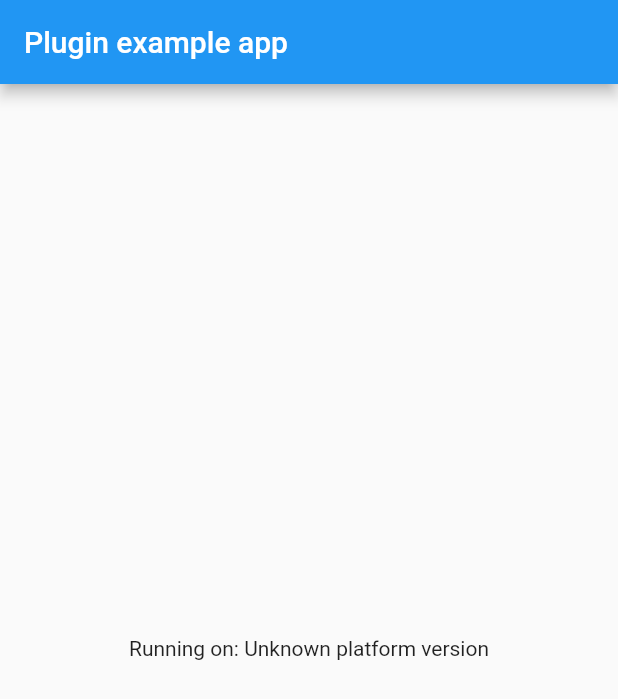
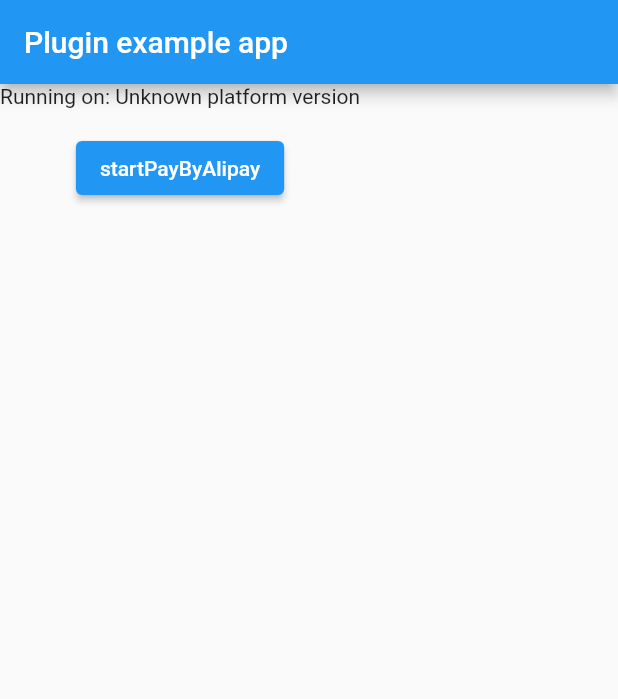
Before and after one commit to litang0908/next_alipay, a Flutter app: the screen it shows after launch, on a phone screen of 412 x 824 dp. Shown: the top 699 px of the screen. Run offline on Flutter 3.47's test engine with Material 2 defaults, Android fonts, the phone set to English and light mode, and no system bars; our stand-ins replace plugin_platform_interface.

Commit message:
Set up project

```diff
--- a/example/lib/main.dart
+++ b/example/lib/main.dart
@@ -1,6 +1,6 @@
-import 'package:flutter/material.dart';
 import 'dart:async';
 
+import 'package:flutter/material.dart';
 import 'package:flutter/services.dart';
 import 'package:next_alipay/next_alipay.dart';
 
@@ -31,8 +31,8 @@ class _MyAppState extends State<MyApp> {
     // Platform messages may fail, so we use a try/catch PlatformException.
     // We also handle the message potentially returning null.
     try {
-      platformVersion =
-          await _nextAlipayPlugin.getPlatformVersion() ?? 'Unknown platform version';
+      platformVersion = await _nextAlipayPlugin.getPlatformVersion() ??
+          'Unknown platform version';
     } on PlatformException {
       platformVersion = 'Failed to get platform version.';
     }
@@ -54,10 +54,22 @@ class _MyAppState extends State<MyApp> {
         appBar: AppBar(
           title: const Text('Plugin example app'),
         ),
-        body: Center(
-          child: Text('Running on: $_platformVersion\n'),
+        body: Column(
+          mainAxisSize: MainAxisSize.max,
+          crossAxisAlignment: CrossAxisAlignment.center,
+          children: [
+            Text('Running on: $_platformVersion\n'),
+            ElevatedButton(
+              onPressed: startPayByAlipay,
+              child: const Text("startPayByAlipay"),
+            ),
+          ],
         ),
       ),
     );
   }
+
+  Future<void> startPayByAlipay() async {
+    await _nextAlipayPlugin.startPayByAlipay("orderInfo", true);
+  }
 }
--- a/pubspec.yaml
+++ b/pubspec.yaml
@@ -1,5 +1,5 @@
 name: next_alipay
-description: A new Flutter plugin project.
+description: Alipay plugin for Harmony NEXT.
 version: 0.0.1
 homepage:
 
```
Also changed, not shown: 6 other files.
